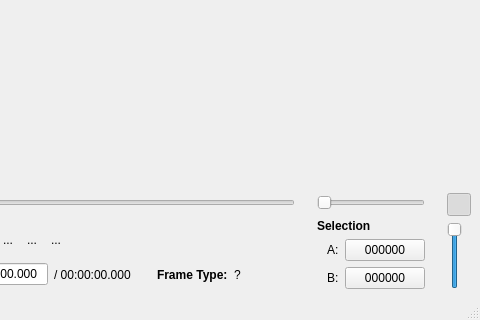
Qt form branches/avidemux_2.4_branch/avidemux/ADM_userInterfaces/ADM_QT4/ADM_gui/gui2.ui (BackupTheBerlios/avidemux-svn) before a commit; both pictures show x 229 to 709 and y 206 to 526 of the 709 by 526 pixel window.
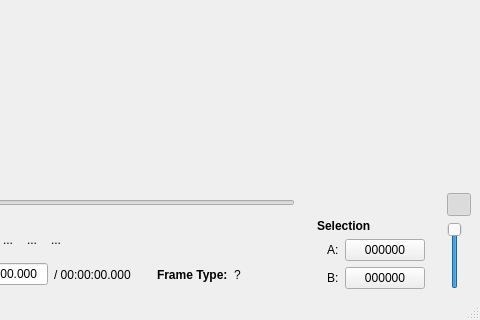
The same form after that commit. Icons and pictures are not drawn. Custom widgets are drawn as their Qt base class.

Commit message: [Qt] skin thumb slider

```diff
--- a/branches/avidemux_2.4_branch/avidemux/ADM_userInterfaces/ADM_QT4/ADM_gui/gui2.ui
+++ b/branches/avidemux_2.4_branch/avidemux/ADM_userInterfaces/ADM_QT4/ADM_gui/gui2.ui
@@ -1234,19 +1234,6 @@
           </item>
          </layout>
         </item>
-        <item row="0" column="2" >
-         <widget class="ThumbSlider" name="thumbSlider" >
-          <property name="sizePolicy" >
-           <sizepolicy vsizetype="Fixed" hsizetype="Minimum" >
-            <horstretch>0</horstretch>
-            <verstretch>0</verstretch>
-           </sizepolicy>
-          </property>
-          <property name="orientation" >
-           <enum>Qt::Horizontal</enum>
-          </property>
-         </widget>
-        </item>
         <item row="0" column="3" >
          <spacer>
           <property name="orientation" >
@@ -1263,6 +1250,9 @@
           </property>
          </spacer>
         </item>
+        <item row="0" column="2" >
+         <widget class="QWidget" native="1" name="sliderPlaceHolder" />
+        </item>
        </layout>
       </item>
       <item>
@@ -2374,11 +2364,6 @@
    <extends>QSlider</extends>
    <header>ADM_qslider.h</header>
   </customwidget>
-  <customwidget>
-   <class>ThumbSlider</class>
-   <extends>QSlider</extends>
-   <header>T_thumbSlider.h</header>
-  </customwidget>
  </customwidgets>
  <resources>
   <include location="avidemux.qrc" />
```
The commit also changes 3 other files.
